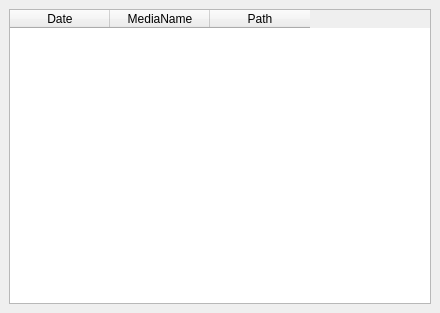
Before: the Qt Designer form SeaGoatVision/client/qt/uifiles/WinRecHistoric.ui in Octets/SeaGoatVision, drawn with Qt 5.
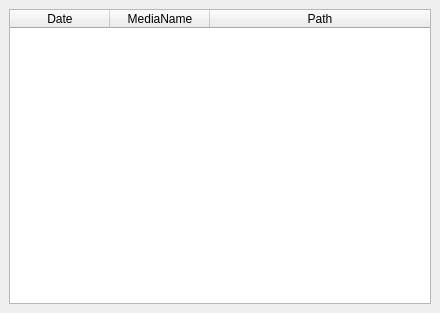
After: the same form once the commit is applied.

Commit message: Fix missing state in media_streaming. Minor fix in others files.

Diff of the .ui file:
```diff
--- a/SeaGoatVision/client/qt/uifiles/WinRecHistoric.ui
+++ b/SeaGoatVision/client/qt/uifiles/WinRecHistoric.ui
@@ -38,6 +38,12 @@
       <property name="textElideMode">
        <enum>Qt::ElideRight</enum>
       </property>
+      <attribute name="horizontalHeaderStretchLastSection">
+       <bool>true</bool>
+      </attribute>
+      <attribute name="verticalHeaderStretchLastSection">
+       <bool>false</bool>
+      </attribute>
       <column>
        <property name="text">
         <string>Date</string>
```
The commit also changes 2 other files.
